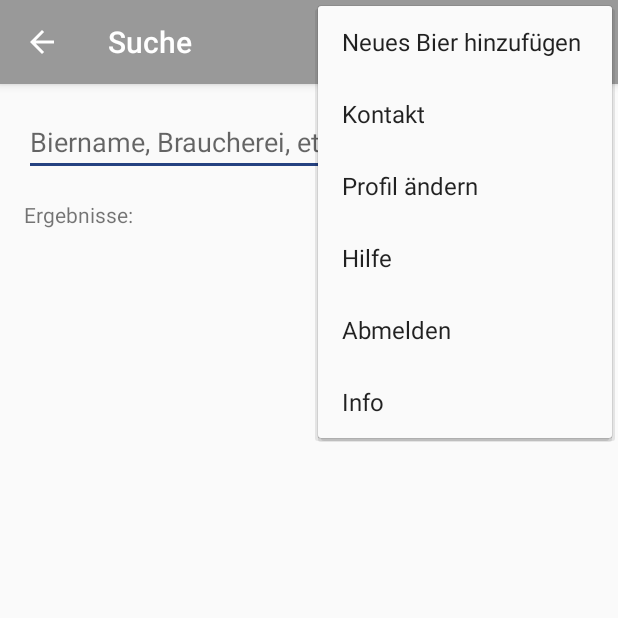
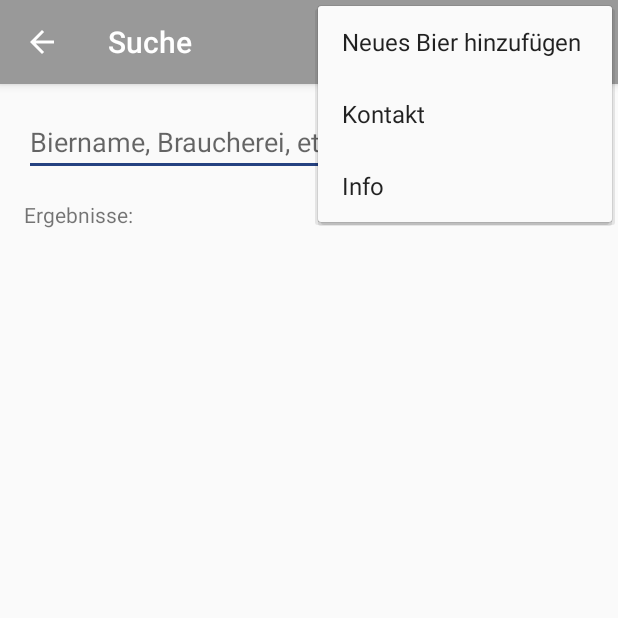
Before and after one commit to blume12/bierflaschensammlung, an Android app: the SearchActivity screen opened directly, with no data from a screen before it, with the options menu open, on a phone screen of 412 x 824 dp, the top half of it. Run offline under Robolectric (Android 15) with nearby library versions, the phone set to English and light mode, and no system bars.

Commit message:
Bierkiste-XXL - minimise the menu and add the searchActivity to the search icon in the actionbar

```diff
--- a/app/src/main/java/de/js/bierflaschensammlung/menu/MenuActivity.java
+++ b/app/src/main/java/de/js/bierflaschensammlung/menu/MenuActivity.java
@@ -10,6 +10,7 @@ import android.view.MenuItem;
 import de.js.bierflaschensammlung.InfoActivity;
 import de.js.bierflaschensammlung.NewBeerActivity;
 import de.js.bierflaschensammlung.R;
+import de.js.bierflaschensammlung.SearchActivity;
 
 abstract public class MenuActivity extends AppCompatActivity {
 
@@ -45,6 +46,10 @@ abstract public class MenuActivity extends AppCompatActivity {
                 startActivity(new Intent(this, InfoActivity.class));
                 return true;
 
+            case R.id.action_search:
+                startActivity(new Intent(this, SearchActivity.class));
+                return true;
+
         }
 
         return super.onOptionsItemSelected(item);
--- a/app/src/main/java/de/js/bierflaschensammlung/menu/MenuMainActivity.java
+++ b/app/src/main/java/de/js/bierflaschensammlung/menu/MenuMainActivity.java
@@ -2,6 +2,7 @@ package de.js.bierflaschensammlung.menu;
 
 import android.support.v7.app.ActionBar;
 import android.view.Menu;
+import android.view.MenuItem;
 
 import de.js.bierflaschensammlung.R;
 
--- a/app/src/main/res/menu/menu_main.xml
+++ b/app/src/main/res/menu/menu_main.xml
@@ -7,12 +7,12 @@
         android:orderInCategory="100" app:showAsAction="never" />
     <item android:id="@+id/action_contact" android:title="@string/action_contact"
         android:orderInCategory="100" app:showAsAction="never" />
-    <item android:id="@+id/action_profile_edit" android:title="@string/action_profil_edit"
+   <!-- <item android:id="@+id/action_profile_edit" android:title="@string/action_profil_edit"
         android:orderInCategory="100" app:showAsAction="never" />
     <item android:id="@+id/action_help" android:title="@string/action_help"
         android:orderInCategory="100" app:showAsAction="never" />
     <item android:id="@+id/action_logout" android:title="@string/action_logout"
-        android:orderInCategory="100" app:showAsAction="never" />
+        android:orderInCategory="100" app:showAsAction="never" />-->
     <item android:id="@+id/action_info" android:title="@string/action_info"
         android:orderInCategory="100" app:showAsAction="never" />
 </menu>
--- a/app/src/main/res/menu/menu_save.xml
+++ b/app/src/main/res/menu/menu_save.xml
@@ -7,12 +7,12 @@
         android:orderInCategory="100" app:showAsAction="never" />
     <item android:id="@+id/action_contact" android:title="@string/action_contact"
         android:orderInCategory="100" app:showAsAction="never" />
-    <item android:id="@+id/action_profile_edit" android:title="@string/action_profil_edit"
+   <!-- <item android:id="@+id/action_profile_edit" android:title="@string/action_profil_edit"
         android:orderInCategory="100" app:showAsAction="never" />
     <item android:id="@+id/action_help" android:title="@string/action_help"
         android:orderInCategory="100" app:showAsAction="never" />
     <item android:id="@+id/action_logout" android:title="@string/action_logout"
-        android:orderInCategory="100" app:showAsAction="never" />
+        android:orderInCategory="100" app:showAsAction="never" />-->
     <item android:id="@+id/action_info" android:title="@string/action_info"
         android:orderInCategory="100" app:showAsAction="never" />
 </menu>
```
